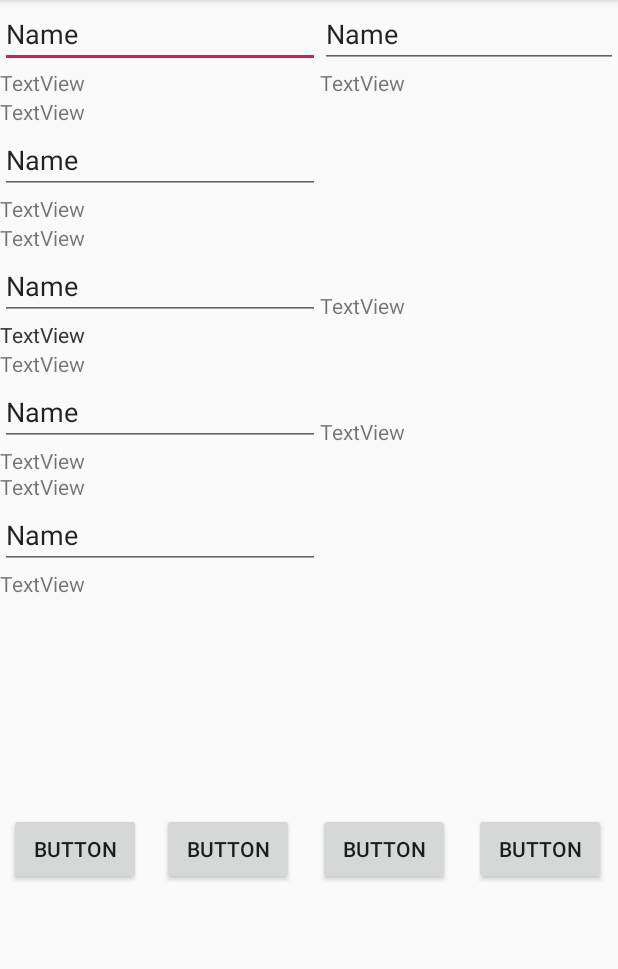
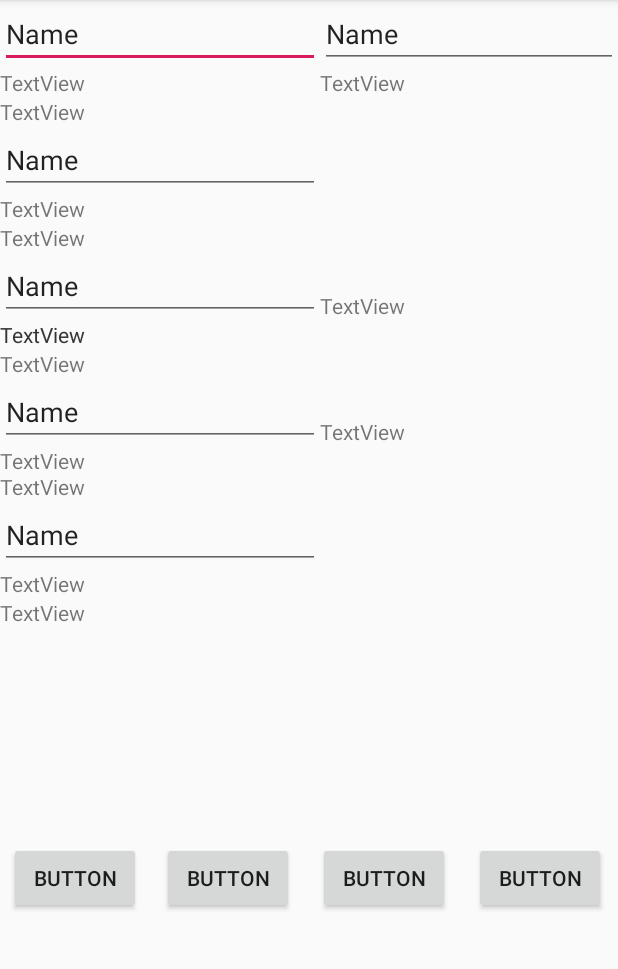
Before and after one commit to Trejerum/Equipo2_CRUDapp_Android, an Android app: the ViewOfferActivity screen opened directly, with no data from a screen before it, on a phone screen of 412 x 824 dp, the part 84-1053 px from its top. Run offline under Robolectric (Android 15) with nearby library versions, the phone set to English and light mode, and no system bars.

Commit message:
He sido esclavizado por iker y me ha obligado a cambiar sus ids

```diff
--- a/app/src/main/java/com/example/equipo2_crudapp_android/ui/AddOfferActivity.java
+++ b/app/src/main/java/com/example/equipo2_crudapp_android/ui/AddOfferActivity.java
@@ -50,8 +50,8 @@ public class AddOfferActivity extends AppCompatActivity implements View.OnClickL
 
         editTextSoftwareName = findViewById(R.id.editTextSoftwareName);
         textViewSoftwareNameWarning = findViewById(R.id.textViewSoftwareNameWarning);
-        editTextShop = findViewById(R.id.editTextShop);
-        textViewShopWarning = findViewById(R.id.textViewShopWarning);
+        editTextShop = findViewById(R.id.editTextOfferShop);
+        textViewShopWarning = findViewById(R.id.textViewOfferShopWarning);
         editTextExpirationDate = findViewById(R.id.editTextExpirationDate);
         textViewExpirationDateWarning = findViewById(R.id.textViewExpirationDateWarning);
         editTextBasePrice = findViewById(R.id.editTextBasePrice);
--- a/app/src/main/res/layout/activity_add_offer.xml
+++ b/app/src/main/res/layout/activity_add_offer.xml
@@ -50,7 +50,7 @@
             android:text="@string/textViewExpirationDateWarning" />
 
         <EditText
-            android:id="@+id/editTextShop"
+            android:id="@+id/editTextOfferShop"
             android:layout_width="match_parent"
             android:layout_height="wrap_content"
             android:layout_marginTop="20dp"
@@ -59,7 +59,7 @@
             android:text="@string/promptShop" />
 
         <TextView
-            android:id="@+id/textViewShopWarning"
+            android:id="@+id/textViewOfferShopWarning"
             android:layout_width="match_parent"
             android:layout_height="wrap_content"
             android:text="@string/textViewShopWarning" />
--- a/app/src/main/res/layout/activity_view_offer.xml
+++ b/app/src/main/res/layout/activity_view_offer.xml
@@ -17,7 +17,7 @@
         app:layout_constraintTop_toTopOf="parent" />
 
     <TextView
-        android:id="@+id/textView13"
+        android:id="@+id/textViewTitlteWarning"
         android:layout_width="wrap_content"
         android:layout_height="wrap_content"
         android:text="TextView"
@@ -25,7 +25,7 @@
         app:layout_constraintTop_toBottomOf="@+id/editTextTitleSoftware" />
 
     <EditText
-        android:id="@+id/editTextPrice"
+        android:id="@+id/editTextOfferPrice"
         android:layout_width="0dp"
         android:layout_height="wrap_content"
         android:ems="10"
@@ -36,64 +36,64 @@
         app:layout_constraintTop_toTopOf="parent" />
 
     <TextView
-        android:id="@+id/textView14"
+        android:id="@+id/textViewOfferPriceWarning"
         android:layout_width="wrap_content"
         android:layout_height="wrap_content"
         android:text="TextView"
         app:layout_constraintStart_toEndOf="@+id/editTextTitleSoftware"
-        app:layout_constraintTop_toBottomOf="@+id/editTextPrice" />
+        app:layout_constraintTop_toBottomOf="@+id/editTextOfferPrice" />
 
     <TextView
-        android:id="@+id/textView5"
+        android:id="@+id/textViewOfferShop"
         android:layout_width="wrap_content"
         android:layout_height="wrap_content"
         android:text="TextView"
         app:layout_constraintStart_toStartOf="parent"
-        app:layout_constraintTop_toBottomOf="@+id/textView13" />
+        app:layout_constraintTop_toBottomOf="@+id/textViewTitlteWarning" />
 
     <EditText
-        android:id="@+id/editText3"
+        android:id="@+id/editTextOfferShop"
         android:layout_width="wrap_content"
         android:layout_height="wrap_content"
         android:ems="10"
         android:inputType="textPersonName"
         android:text="Name"
         app:layout_constraintStart_toStartOf="parent"
-        app:layout_constraintTop_toBottomOf="@+id/textView5" />
+        app:layout_constraintTop_toBottomOf="@+id/textViewOfferShop" />
 
     <TextView
-        android:id="@+id/textView15"
+        android:id="@+id/textViewOfferShopWarning"
         android:layout_width="wrap_content"
         android:layout_height="wrap_content"
         android:text="TextView"
         app:layout_constraintStart_toStartOf="parent"
-        app:layout_constraintTop_toBottomOf="@+id/editText3" />
+        app:layout_constraintTop_toBottomOf="@+id/editTextOfferShop" />
 
     <TextView
-        android:id="@+id/textView6"
+        android:id="@+id/textViewOfferBasePrice"
         android:layout_width="wrap_content"
         android:layout_height="wrap_content"
         android:text="TextView"
         app:layout_constraintStart_toStartOf="parent"
-        app:layout_constraintTop_toBottomOf="@+id/textView15" />
+        app:layout_constraintTop_toBottomOf="@+id/textViewOfferShopWarning" />
 
     <EditText
-        android:id="@+id/editText4"
+        android:id="@+id/editTextOfferBasePrice"
         android:layout_width="wrap_content"
         android:layout_height="wrap_content"
         android:ems="10"
         android:inputType="textPersonName"
         android:text="Name"
         app:layout_constraintStart_toStartOf="parent"
-        app:layout_constraintTop_toBottomOf="@+id/textView6" />
+        app:layout_constraintTop_toBottomOf="@+id/textViewOfferBasePrice" />
 
     <TextView
         android:id="@+id/textView7"
         android:layout_width="wrap_content"
         android:layout_height="wrap_content"
         android:text="TextView"
-        app:layout_constraintBottom_toBottomOf="@+id/editText4"
-        app:layout_constraintStart_toEndOf="@+id/editText4" />
+        app:layout_constraintBottom_toBottomOf="@+id/editTextOfferBasePrice"
+        app:layout_constraintStart_toEndOf="@+id/editTextOfferBasePrice" />
 
     <TextView
         android:id="@+id/textView8"
@@ -101,28 +101,28 @@
         android:layout_height="wrap_content"
         android:text="TextView"
         app:layout_constraintStart_toStartOf="parent"
-        app:layout_constraintTop_toBottomOf="@+id/editText4" />
+        app:layout_constraintTop_toBottomOf="@+id/editTextOfferBasePrice" />
 
     <EditText
-        android:id="@+id/editText5"
+        android:id="@+id/editTextOfferDiscount"
         android:layout_width="wrap_content"
         android:layout_height="wrap_content"
         android:ems="10"
         android:inputType="textPersonName"
         android:text="Name"
         app:layout_constraintStart_toStartOf="parent"
-        app:layout_constraintTop_toBottomOf="@+id/textView16" />
+        app:layout_constraintTop_toBottomOf="@+id/textViewOfferDiscount" />
 
     <TextView
-        android:id="@+id/textView18"
+        android:id="@+id/textViewOfferBasePriceWarning"
         android:layout_width="wrap_content"
         android:layout_height="wrap_content"
         android:text="TextView"
         app:layout_constraintStart_toStartOf="parent"
-        app:layout_constraintTop_toBottomOf="@+id/editText4" />
+        app:layout_constraintTop_toBottomOf="@+id/editTextOfferBasePrice" />
 
     <TextView
-        android:id="@+id/textView16"
+        android:id="@+id/textViewOfferDiscount"
         android:layout_width="wrap_content"
         android:layout_height="wrap_content"
         android:text="TextView"
@@ -134,91 +134,99 @@
         android:layout_width="62dp"
         android:layout_height="19dp"
         android:text="TextView"
-        app:layout_constraintBottom_toBottomOf="@+id/editText5"
-        app:layout_constraintStart_toEndOf="@+id/editText5" />
+        app:layout_constraintBottom_toBottomOf="@+id/editTextOfferDiscount"
+        app:layout_constraintStart_toEndOf="@+id/editTextOfferDiscount" />
 
     <TextView
-        android:id="@+id/textView10"
+        android:id="@+id/textViewOfferDiscountWarning"
         android:layout_width="66dp"
         android:layout_height="17dp"
         android:text="TextView"
         app:layout_constraintStart_toStartOf="parent"
-        app:layout_constraintTop_toBottomOf="@+id/editText5" />
+        app:layout_constraintTop_toBottomOf="@+id/editTextOfferDiscount" />
 
     <TextView
-        android:id="@+id/textView19"
+        android:id="@+id/textViewOfferExpirationDate"
         android:layout_width="wrap_content"
         android:layout_height="wrap_content"
         android:text="TextView"
         app:layout_constraintStart_toStartOf="parent"
-        app:layout_constraintTop_toBottomOf="@+id/textView10" />
+        app:layout_constraintTop_toBottomOf="@+id/textViewOfferDiscountWarning" />
 
     <EditText
-        android:id="@+id/editText6"
+        android:id="@+id/editTextOfferExpirationDate"
         android:layout_width="wrap_content"
         android:layout_height="wrap_content"
         android:ems="10"
         android:inputType="textPersonName"
         android:text="Name"
         app:layout_constraintStart_toStartOf="parent"
-        app:layout_constraintTop_toBottomOf="@+id/textView19" />
+        app:layout_constraintTop_toBottomOf="@+id/textViewOfferExpirationDate" />
 
     <TextView
-        android:id="@+id/textView17"
+        android:id="@+id/textViewOfferExpirationDateWarning"
         android:layout_width="wrap_content"
         android:layout_height="wrap_content"
         android:text="TextView"
         app:layout_constraintStart_toStartOf="parent"
-        app:layout_constraintTop_toBottomOf="@+id/editText6" />
+        app:layout_constraintTop_toBottomOf="@+id/editTextOfferExpirationDate" />
 
     <androidx.recyclerview.widget.RecyclerView
-        android:id="@+id/recyclerView3"
+        android:id="@+id/recyclerViewComments"
         android:layout_width="412dp"
         android:layout_height="127dp"
         app:layout_constraintEnd_toEndOf="parent"
         app:layout_constraintStart_toStartOf="parent"
-        app:layout_constraintTop_toBottomOf="@+id/textView17" />
+        app:layout_constraintTop_toBottomOf="@+id/textViewOfferUrl" />
 
     <Button
-        android:id="@+id/button"
+        android:id="@+id/buttonComment"
         android:layout_width="wrap_content"
         android:layout_height="wrap_content"
         android:layout_marginStart="8dp"
         android:layout_marginTop="16dp"
         android:layout_marginEnd="16dp"
         android:text="Button"
-        app:layout_constraintEnd_toStartOf="@+id/button4"
+        app:layout_constraintEnd_toStartOf="@+id/buttonEdit"
         app:layout_constraintStart_toStartOf="parent"
-        app:layout_constraintTop_toBottomOf="@+id/recyclerView3" />
+        app:layout_constraintTop_toBottomOf="@+id/recyclerViewComments" />
 
     <Button
-        android:id="@+id/button2"
+        android:id="@+id/buttonDelete"
         android:layout_width="wrap_content"
         android:layout_height="wrap_content"
         android:layout_marginTop="16dp"
         android:layout_marginEnd="16dp"
         android:text="Button"
-        app:layout_constraintEnd_toStartOf="@+id/button3"
-        app:layout_constraintTop_toBottomOf="@+id/recyclerView3" />
+        app:layout_constraintEnd_toStartOf="@+id/buttonReport"
+        app:layout_constraintTop_toBottomOf="@+id/recyclerViewComments" />
 
     <Button
-        android:id="@+id/button3"
+        android:id="@+id/buttonReport"
         android:layout_width="wrap_content"
         android:layout_height="wrap_content"
         android:layout_marginTop="16dp"
         android:layout_marginEnd="8dp"
         android:text="Button"
         app:layout_constraintEnd_toEndOf="parent"
-        app:layout_constraintTop_toBottomOf="@+id/recyclerView3" />
+        app:layout_constraintTop_toBottomOf="@+id/recyclerViewComments" />
 
     <Button
-        android:id="@+id/button4"
+        android:id="@+id/buttonEdit"
         android:layout_width="wrap_content"
         android:layout_height="wrap_content"
         android:layout_marginTop="16dp"
         android:layout_marginEnd="16dp"
         android:text="Button"
-        app:layout_constraintEnd_toStartOf="@+id/button2"
-        app:layout_constraintTop_toBottomOf="@+id/recyclerView3" />
+        app:layout_constraintEnd_toStartOf="@+id/buttonDelete"
+        app:layout_constraintTop_toBottomOf="@+id/recyclerViewComments" />
+
+    <TextView
+        android:id="@+id/textViewOfferUrl"
+        android:layout_width="wrap_content"
+        android:layout_height="wrap_content"
+        android:text="TextView"
+        app:layout_constraintStart_toStartOf="parent"
+        app:layout_constraintTop_toBottomOf="@+id/textViewOfferExpirationDateWarning" />
 
 </androidx.constraintlayout.widget.ConstraintLayout>
```
